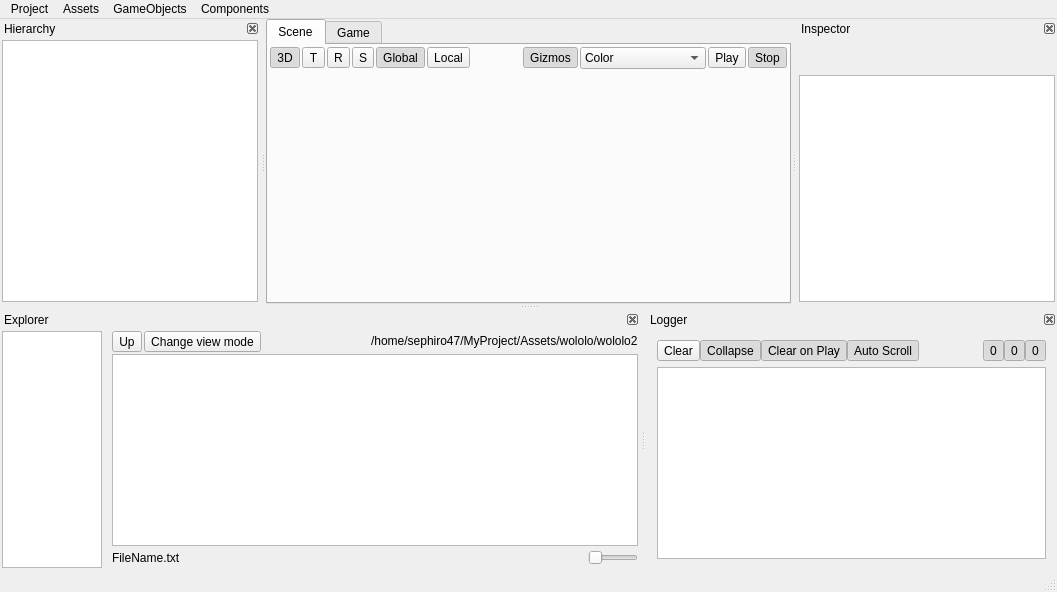
Qt form EngineAssets/EditorWindow.ui (Bang3DEngine/OldBang) before a commit.
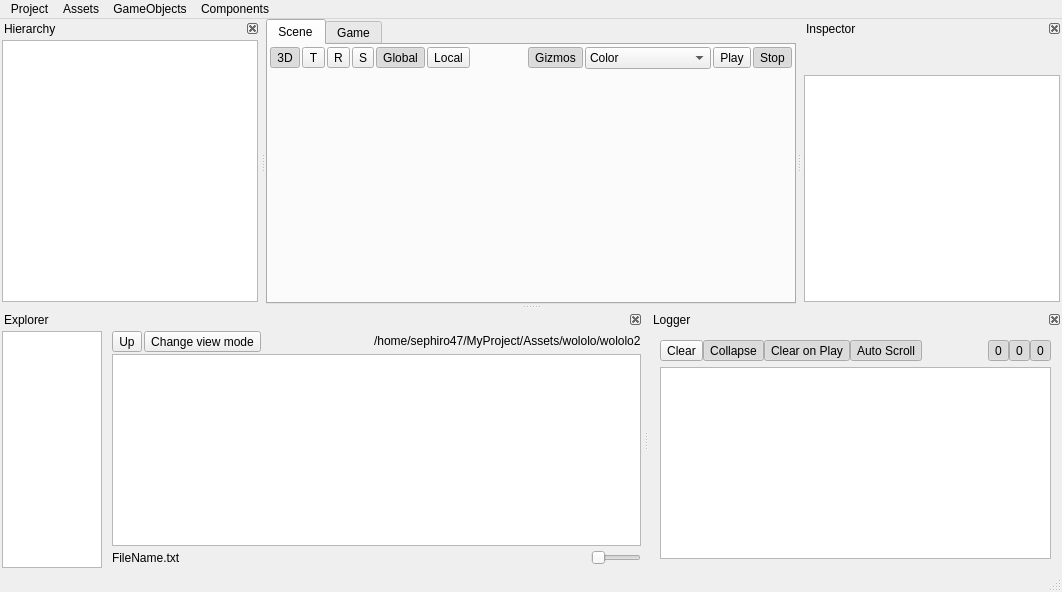
The same form after that commit. Icons and pictures are not drawn. Custom widgets are drawn as their Qt base class.

Diff of the .ui file:
```diff
--- a/EngineAssets/EditorWindow.ui
+++ b/EngineAssets/EditorWindow.ui
@@ -9,7 +9,7 @@
    <rect>
     <x>0</x>
     <y>0</y>
-    <width>1057</width>
+    <width>1062</width>
     <height>592</height>
    </rect>
   </property>
@@ -362,7 +362,7 @@
     <rect>
      <x>0</x>
      <y>0</y>
-     <width>1057</width>
+     <width>1062</width>
      <height>25</height>
     </rect>
    </property>
```
Left out of the diff: 13 changed lines with no effect on the pictures.
